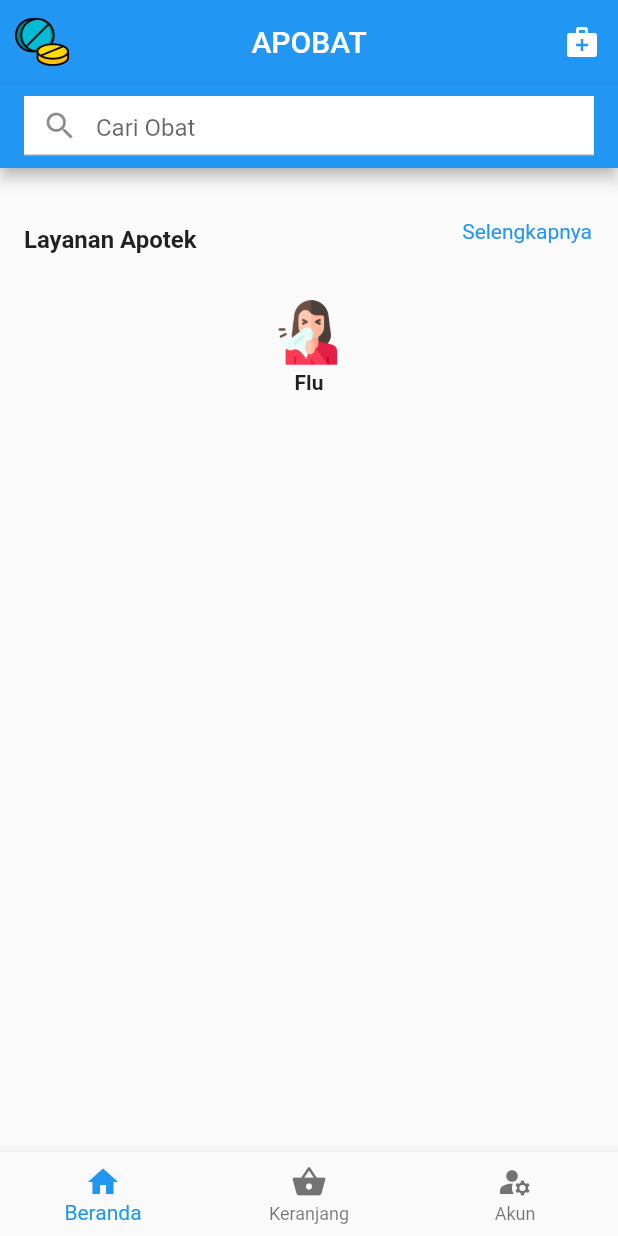
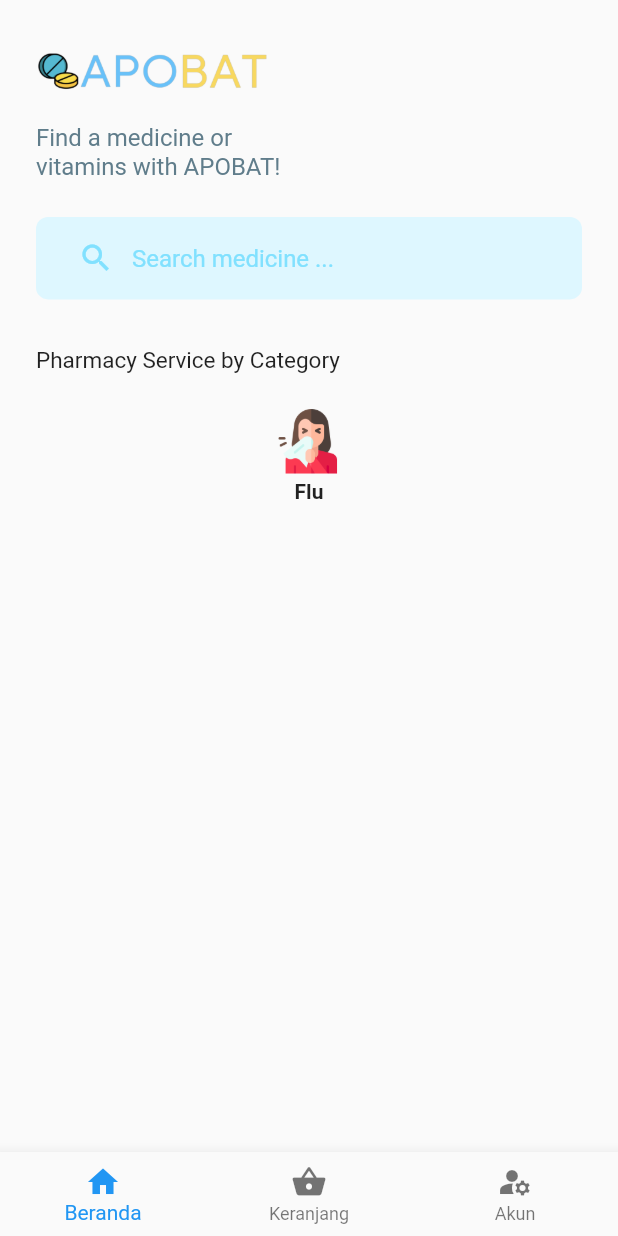
Before and after one commit to Bekicot123/Apobat, a Flutter app: the screen it shows once a user with an empty profile is signed in, on a phone screen of 412 x 824 dp. Run offline on Flutter 3.47's test engine with Material 2 defaults, Android fonts, the phone set to English and light mode, and no system bars; our stand-ins replace cloud_firestore, firebase_auth, firebase_core; accounts and stored records are empty.

Commit message:
Update Landing Page

```diff
--- a/lib/Page/Landing_Page.dart
+++ b/lib/Page/Landing_Page.dart
@@ -5,79 +5,77 @@ import 'package:apobat/Page/Home_Page.dart';
 import 'package:flutter/material.dart';
 
 class Landing_Page extends StatefulWidget {
-  const Landing_Page({super.key});
-
   @override
   State<Landing_Page> createState() => _Landing_PageState();
 }
 
 class _Landing_PageState extends State<Landing_Page> {
-
   @override
   Widget build(BuildContext context) {
     return Scaffold(
-      body: CustomScrollView(
-        slivers: [
-          SliverAppBar(
-            floating: true,
-            pinned: true,
-            snap: false,
-            centerTitle: true,
-            title: const Text('APOBAT'),
-            leading: Padding(
-              padding: const EdgeInsets.all(10.0),
-              child: Image.asset(
-                'lib/Image/pills.png',
-              ),
-            ),
-            actions: [
-              IconButton(
-                icon: const Icon(Icons.medical_services),
-                onPressed: () {},
-              ),
-            ],
-            bottom: AppBar(
-              title: Container(
-                width: double.infinity,
-                height: 40,
-                color: Colors.white,
-                child: const Center(
-                  child: TextField(
-                    decoration: InputDecoration(
-                      hintText: 'Cari Obat',
-                      prefixIcon: Icon(Icons.search),
-                    ),
-                  ),
-                ),
-              ),
-            ),
-          ),
-          // Other Sliver Widgets
-          SliverList(
-            delegate: SliverChildListDelegate([
-              const SizedBox(
-                height: 85,
-                child: Row(
-                  mainAxisAlignment: MainAxisAlignment.spaceBetween,
+      body: SafeArea(
+        child: ListView(
+          padding: EdgeInsets.fromLTRB(24, 30, 24, 30),
+          children: [
+            Row(
               children: [
                 Column(
                   crossAxisAlignment: CrossAxisAlignment.start,
                   children: [
-                        Text('\n\n\t\t\t\tLayanan Apotek',style: TextStyle(fontSize: 16,
-                            fontWeight: FontWeight.bold),
+                    Image.asset(
+                      'lib/Image/logo.png',
+                      width: 170,
+                    ),
+                    SizedBox(
+                      height: 16,
+                    ),
+                    Text(
+                        'Find a medicine or\nvitamins with APOBAT!',
+                      style: TextStyle(fontSize: 16, color: Colors.blueGrey),
                    ),
                   ],
                 ),
-                    Text('Selengkapnya\t\t\t\t\t',style: TextStyle(color: Colors.blue),
-                    ),
               ],
             ),
+            SizedBox(
+              height: 24,
             ),
-              CardCategory()
-            ]),
+            Container(
+              padding: EdgeInsets.symmetric(horizontal:16, vertical: 5),
+              height: 55,
+              decoration: BoxDecoration(
+                borderRadius: BorderRadius.circular(8),
+                color: Color(hexColor('#DEF7FF')),
               ),
+              child: TextField(
+                decoration: InputDecoration(border: InputBorder.none,
+                  prefixIcon: Icon(Icons.search, color: Color(hexColor('#81E1FF')),
+                  ),
+                  hintText: 'Search medicine ...',
+                  hintStyle: TextStyle(color: Color(hexColor('#81E1FF'))),
+                ),
+              ),
+            ),
+            SizedBox(
+              height: 32,
+            ),
+            Text(
+              'Pharmacy Service by Category',
+              style: TextStyle(fontSize: 15,),
+            ),
+            SizedBox(
+              height: 20,
+            ),
+            CardCategory(),
           ],
+        ),
       ),
     );
   }
 }
+int hexColor(String color) {
+  String newColor = '0xff' + color;
+  newColor = newColor.replaceAll('#', '');
+  int finalColor = int.parse(newColor);
+  return finalColor;
+}
```
Also changed, not shown: lib/Image/logo.png (added). Lines whose indentation alone changed are shown as unchanged.
